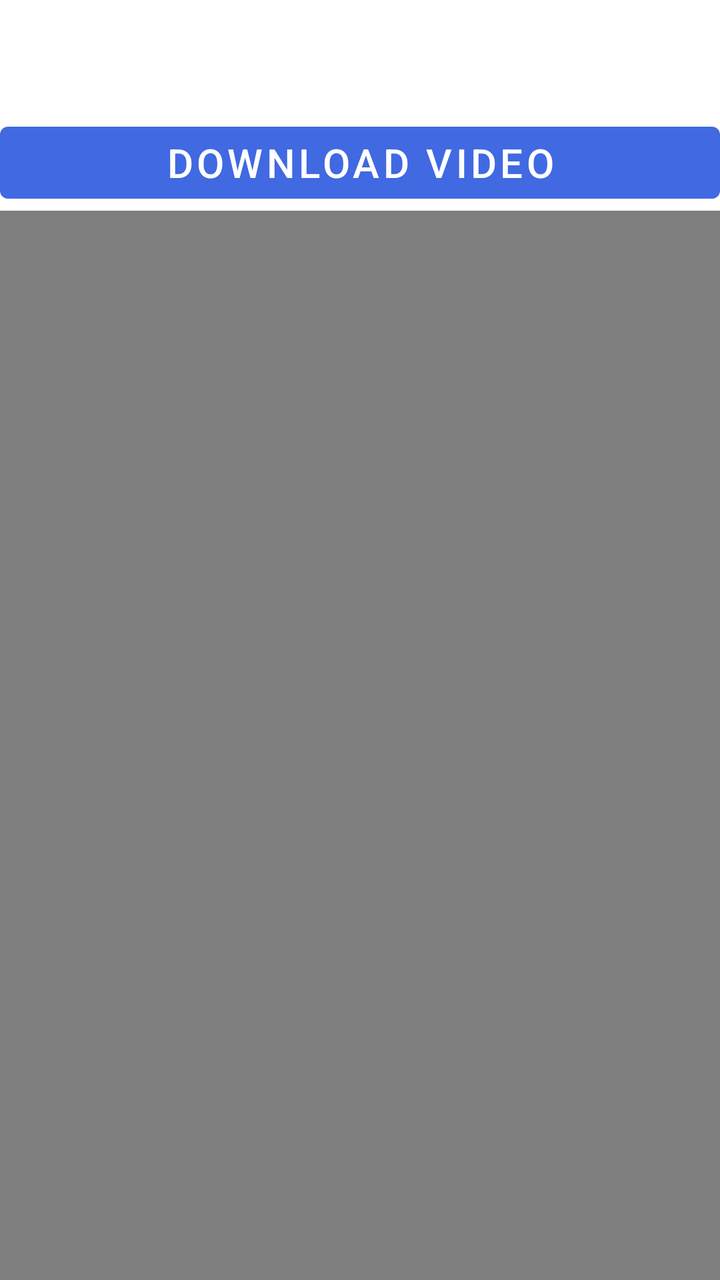
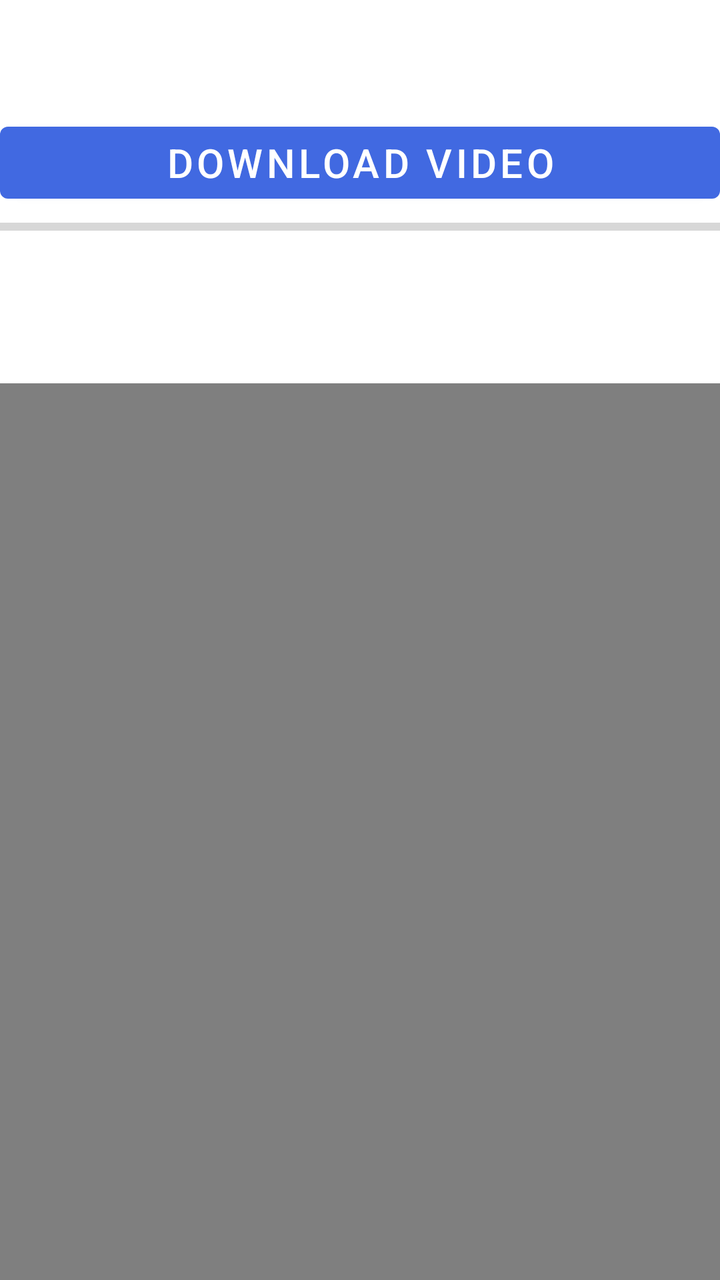

Two renders of the same Android screen: before a commit and after it. Below are the layout's source before the change and the commit's diff.
<!-- AndroidManifest.xml: application theme Theme.Front2 -->
<!-- res/layout/fragment_video_player.xml -->
<?xml version="1.0" encoding="utf-8"?>
<LinearLayout xmlns:android="http://schemas.android.com/apk/res/android"
    xmlns:tools="http://schemas.android.com/tools"
    android:layout_width="match_parent"
    android:layout_height="match_parent"
    android:layout_marginTop="10dp"
    android:layout_marginHorizontal="10dp"
    android:orientation="vertical"
    tools:context=".home.user.course.resource.VideoPlayerFragment">

    <TextView
        android:id="@+id/video_title"
        android:layout_width="match_parent"
        android:layout_height="wrap_content"
        android:textSize="20sp" />

    <TextView
        android:id="@+id/warning_label"
        android:layout_width="match_parent"
        android:layout_height="wrap_content"
        android:textSize="15sp"
        android:textColor="@color/orange" />

    <LinearLayout
        android:layout_width="match_parent"
        android:layout_height="wrap_content"
        android:layout_marginTop="10dp">

        <Button
            android:id="@+id/download_video_button"
            android:layout_width="match_parent"
            android:layout_height="wrap_content"
            android:text="@string/detail_video_download"
            android:textSize="20sp" />
    </LinearLayout>

    <VideoView
        android:id="@+id/detail_video_view"
        android:layout_width="match_parent"
        android:layout_height="match_parent" />
</LinearLayout>
<!-- resources referenced by this layout -->
<resources>
  <color name="orange">#FFA500</color>
  <string name="detail_video_download">Download video</string>
  <style name="Theme.Front2" parent="Theme.MaterialComponents.DayNight.NoActionBar">
          
          <item name="colorPrimary">@color/royalBlue</item>
          <item name="colorPrimaryVariant">@color/lightSkyBlue</item>
          <item name="colorOnPrimary">@color/white</item>
          
          <item name="colorSecondary">@color/deepSkyBlue1</item>
          <item name="colorSecondaryVariant">@color/deepSkyBlue3</item>
          <item name="colorOnSecondary">@color/WhiteSmoke</item>
          
          <item name="android:statusBarColor" tools:targetApi="l">?attr/colorPrimary</item>
          
      </style>
  <color name="royalBlue">#4169E1</color>
  <color name="lightSkyBlue">#87CEFA</color>
  <color name="white">#FFFFFFFF</color>
  <color name="deepSkyBlue1">#00BFFF</color>
  <color name="deepSkyBlue3">#009ACD</color>
  <color name="WhiteSmoke">#F5F5F5</color>
</resources>

<!-- the commit's change to res/layout/fragment_video_player.xml (unified diff, before → after) -->
@@ -3,6 +3,7 @@
     xmlns:tools="http://schemas.android.com/tools"
     android:layout_width="match_parent"
     android:layout_height="match_parent"
+    xmlns:app="http://schemas.android.com/apk/res-auto"
     android:layout_marginTop="10dp"
     android:layout_marginHorizontal="10dp"
     android:orientation="vertical"
@@ -24,6 +25,7 @@
     <LinearLayout
         android:layout_width="match_parent"
         android:layout_height="wrap_content"
+        android:orientation="vertical"
         android:layout_marginTop="10dp">
 
         <Button
@@ -32,6 +34,24 @@
             android:layout_height="wrap_content"
             android:text="@string/detail_video_download"
             android:textSize="20sp" />
+
+        <ProgressBar
+            android:id="@+id/video_download_bar"
+            android:layout_width="match_parent"
+            android:layout_height="wrap_content"
+            android:max="100"
+            style="?android:attr/progressBarStyleHorizontal"
+            android:layout_marginBottom="50dp"
+            app:layout_constraintLeft_toLeftOf="parent"
+            app:layout_constraintRight_toRightOf="parent"
+            app:layout_constraintBottom_toBottomOf="parent"/>
+
+        <TextView
+            android:id="@+id/video_download_progress_label"
+            android:layout_width="match_parent"
+            android:layout_height="wrap_content"
+            android:textSize="15sp" />
+
     </LinearLayout>
 
     <VideoView
